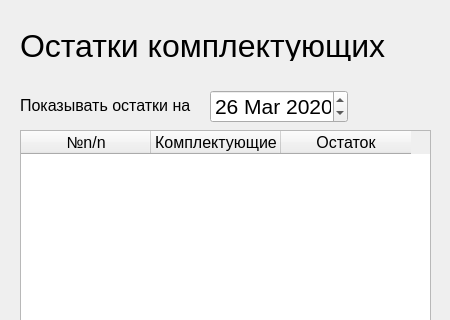
Old version of the form qt_version/ui/remainings.ui in the repository kerniee/abp_final_plz_work; both pictures show x 0 to 450 and y 0 to 320 of the 450 by 510 pixel window.
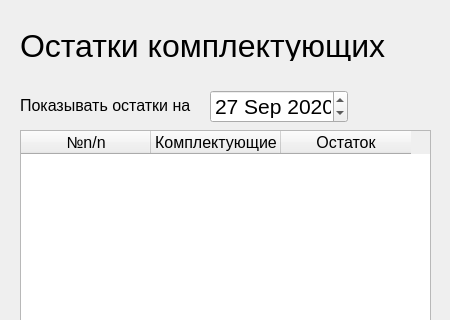
New version of the form.

Commit message: Добавлено ограничение dateEdit`а

```diff
--- a/qt_version/ui/remainings.ui
+++ b/qt_version/ui/remainings.ui
@@ -64,11 +64,31 @@
       <pointsize>16</pointsize>
      </font>
     </property>
+    <property name="dateTime">
+     <datetime>
+      <hour>0</hour>
+      <minute>0</minute>
+      <second>0</second>
+      <year>2020</year>
+      <month>9</month>
+      <day>27</day>
+     </datetime>
+    </property>
+    <property name="minimumDateTime">
+     <datetime>
+      <hour>0</hour>
+      <minute>0</minute>
+      <second>0</second>
+      <year>2020</year>
+      <month>3</month>
+      <day>25</day>
+     </datetime>
+    </property>
     <property name="date">
      <date>
       <year>2020</year>
-      <month>3</month>
-      <day>26</day>
+      <month>9</month>
+      <day>27</day>
      </date>
     </property>
    </widget>
```
Left out of the diff: 2 changed lines with no effect on the pictures.
